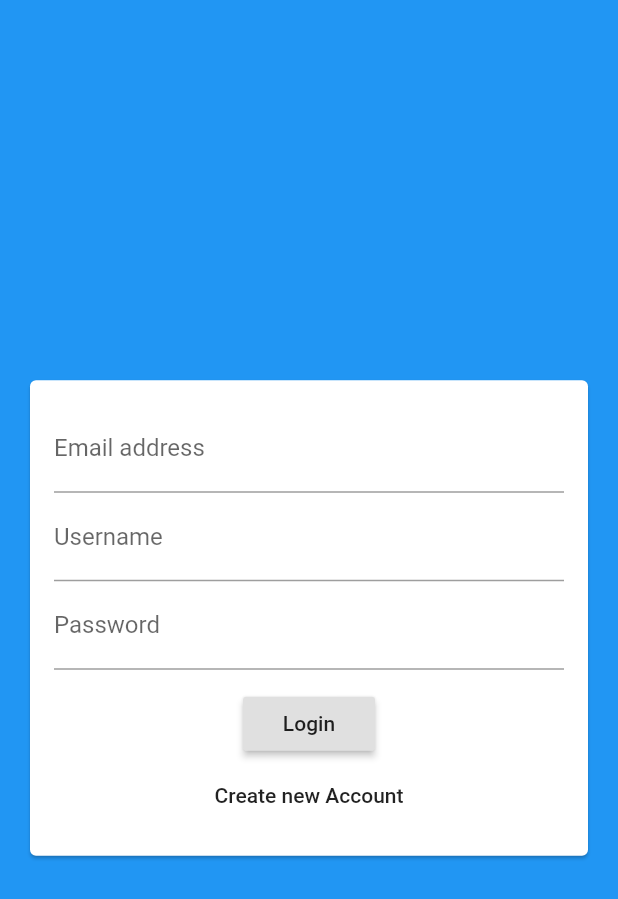
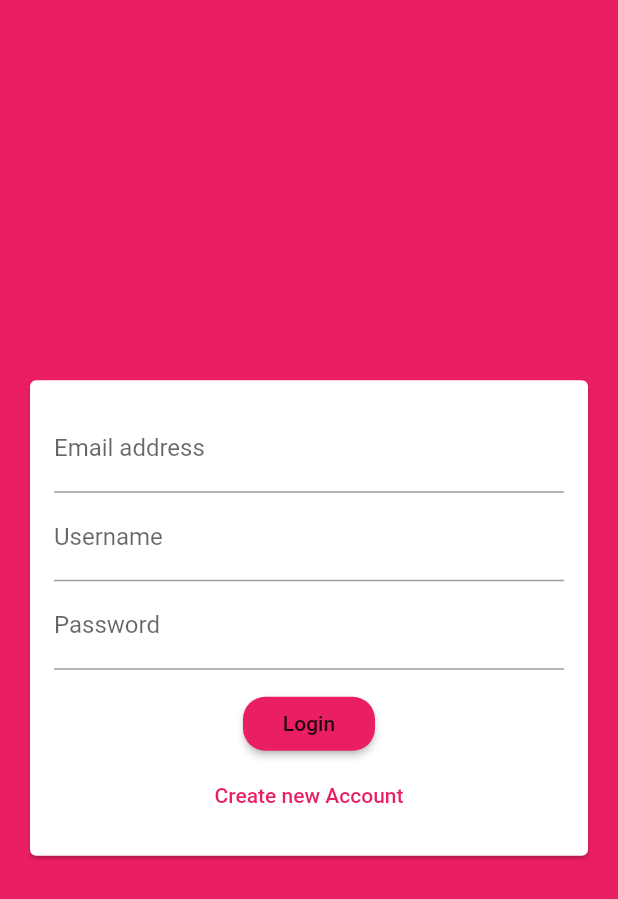
Before and after one commit to Amitpatil215/Gossip, a Flutter app: the screen it shows after launch, on a phone screen of 412 x 824 dp. Shown: the top 899 px of the screen. Run offline on Flutter 3.47's test engine with Material 2 defaults, Android fonts, the phone set to English and light mode, and no system bars; our stand-ins replace cloud_firestore; accounts and stored records are empty.

Commit message:
Adding an App Theme

```diff
--- a/lib/main.dart
+++ b/lib/main.dart
@@ -13,7 +13,16 @@ class MyApp extends StatelessWidget {
     return MaterialApp(
       title: 'Flutter Chat',
       theme: ThemeData(
-        primarySwatch: Colors.blue,
+        primarySwatch: Colors.pink,
+        backgroundColor: Colors.pink,
+        accentColor: Colors.deepPurple,
+        accentColorBrightness: Brightness.dark,
+        buttonTheme: ButtonTheme.of(context).copyWith(
+          buttonColor: Colors.pink,
+          shape: RoundedRectangleBorder(
+            borderRadius: BorderRadius.circular(15),
+          ),
+        ),
         visualDensity: VisualDensity.adaptivePlatformDensity,
       ),
       home: AuthScreen(),
--- a/lib/widgets/auth/auth_form.dart
+++ b/lib/widgets/auth/auth_form.dart
@@ -40,6 +40,7 @@ class _AuthFormState extends State<AuthForm> {
                   onPressed: () {},
                 ),
                 FlatButton(
+                  textColor: Theme.of(context).primaryColor,
                   child: Text("Create new Account"),
                   onPressed: () {},
                 )
```
